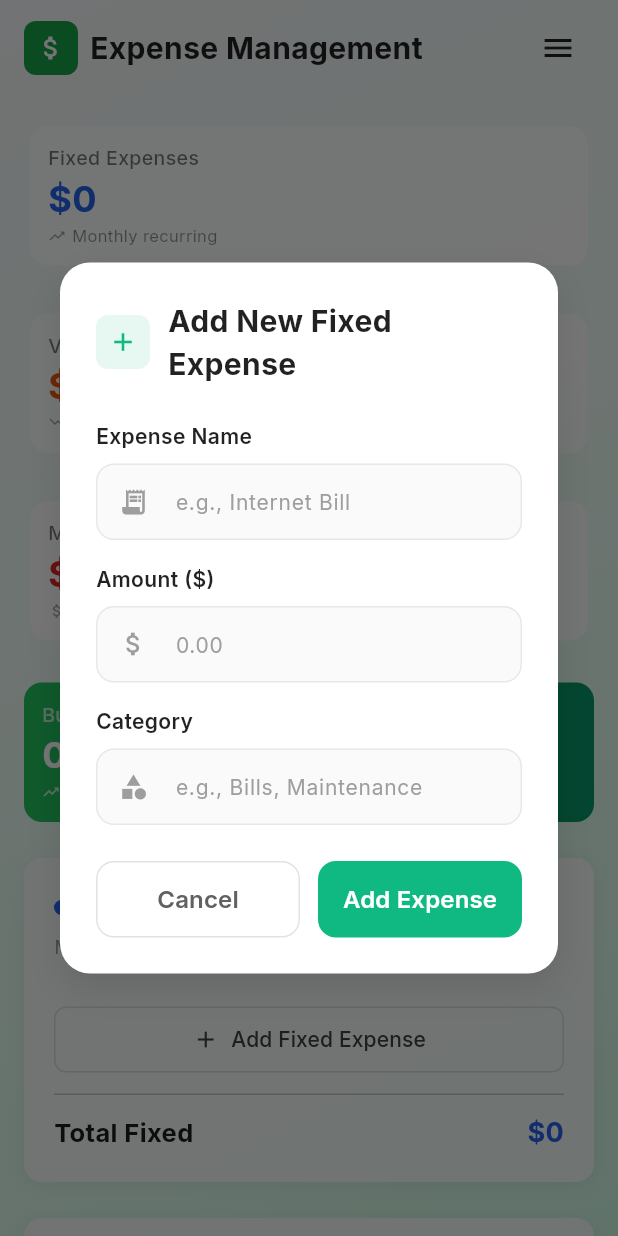
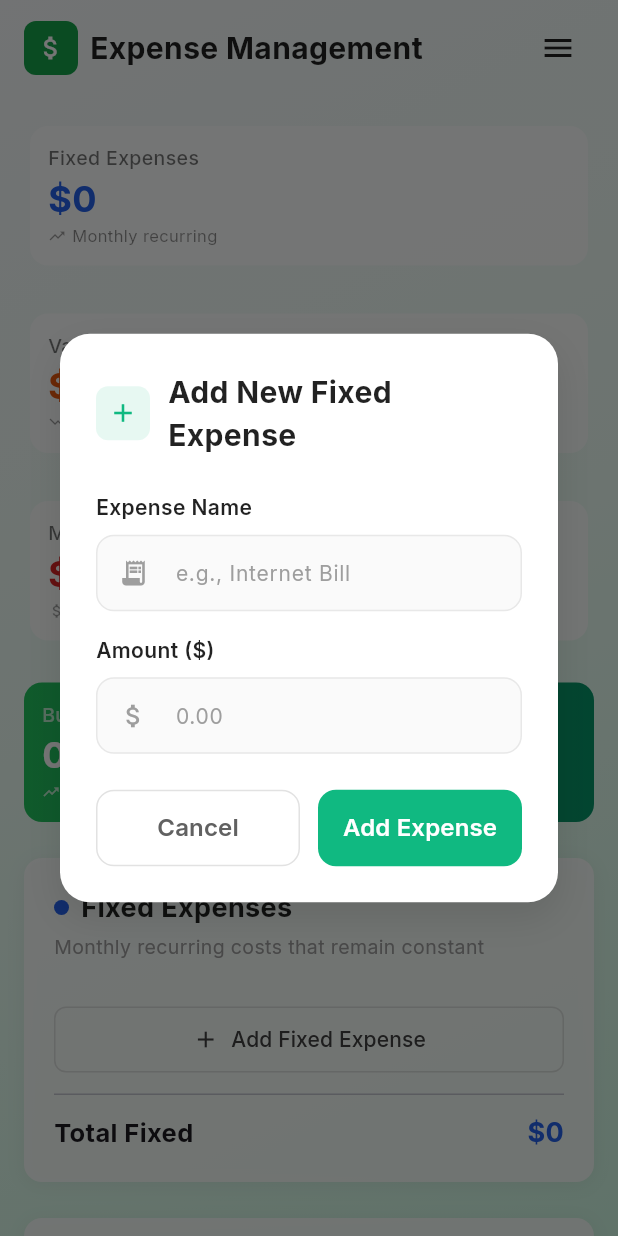
Before and after one commit to delgadjp/Raven-Nest, a Flutter app: the ExpensesScreen screen opened by its route, after a tap on "Add Fixed Expense", on a phone screen of 412 x 824 dp. Run offline on Flutter 3.47's test engine with Material 3 defaults, Android fonts, the phone set to English and light mode, and no system bars; our stand-ins replace fl_chart, go_router, google_fonts, supabase_flutter; accounts and stored records are empty.

Commit message:
Expenses Connected.

```diff
--- a/lib/screens/expenses_screen.dart
+++ b/lib/screens/expenses_screen.dart
@@ -10,7 +10,6 @@ class ExpensesScreen extends StatefulWidget {
 class _ExpensesScreenState extends State<ExpensesScreen> {
   List<Map<String, dynamic>> fixedExpenses = [];
   List<Map<String, dynamic>> variableExpenses = [];
-  List<Map<String, dynamic>> expenseCategories = [];
   double fixedTotal = 0.0;
   double variableTotal = 0.0;
   double budgetUtilization = 0.0;
@@ -34,7 +33,6 @@ class _ExpensesScreenState extends State<ExpensesScreen> {
     try {
       // Load all data concurrently
       final results = await Future.wait([
-        ExpensesService.getExpenseCategories(),
         ExpensesService.getFixedExpenses(),
         ExpensesService.getVariableExpenses(),
         ExpensesService.getFixedExpensesTotal(),
@@ -43,16 +41,15 @@ class _ExpensesScreenState extends State<ExpensesScreen> {
       ]);
 
       setState(() {
-        expenseCategories = results[0] as List<Map<String, dynamic>>;
-        fixedExpenses = (results[1] as List<Map<String, dynamic>>)
+        fixedExpenses = (results[0] as List<Map<String, dynamic>>)
             .map((e) => ExpensesService.formatExpenseForUI(e))
             .toList();
-        variableExpenses = (results[2] as List<Map<String, dynamic>>)
+        variableExpenses = (results[1] as List<Map<String, dynamic>>)
             .map((e) => ExpensesService.formatExpenseForUI(e))
             .toList();
-        fixedTotal = results[3] as double;
-        variableTotal = results[4] as double;
-        budgetUtilization = results[5] as double;
+        fixedTotal = results[2] as double;
+        variableTotal = results[3] as double;
+        budgetUtilization = results[4] as double;
         isLoading = false;
       });
     } catch (e) {
@@ -230,22 +227,16 @@ class _ExpensesScreenState extends State<ExpensesScreen> {
   void _showAddExpenseDialog(bool isVariable) {
     final String title = isVariable ? 'Add New Variable Expense' : 'Add New Fixed Expense';
 
-    // Filter categories based on expense type
-    final filteredCategories = expenseCategories
-        .where((category) => category['is_variable'] == isVariable)
-        .toList();
-
     showDialog(
       context: context,
       builder: (context) => GenericFormDialog(
         config: DialogConfigurations.addExpense(
           title: title,
-          categories: filteredCategories,
-          onAdd: (name, amount, categoryId) async {
+          onAdd: (name, amount) async {
             final success = await ExpensesService.addExpense(
               name: name,
               amount: amount,
-              categoryId: categoryId,
+              isVariable: isVariable,
             );
 
             if (success) {
@@ -263,9 +254,10 @@ class _ExpensesScreenState extends State<ExpensesScreen> {
             } else {
               if (mounted) {
                 ScaffoldMessenger.of(context).showSnackBar(
-                  const SnackBar(
-                    content: Text('Failed to add expense'),
+                  SnackBar(
+                    content: Text('Failed to add expense. Please ensure expense categories exist in the database.'),
                     backgroundColor: Colors.red,
+                    duration: const Duration(seconds: 4),
                   ),
                 );
               }
--- a/lib/services/expenses_service.dart
+++ b/lib/services/expenses_service.dart
@@ -3,95 +3,32 @@ import '../constants/app_exports.dart';
 class ExpensesService {
   static final _supabase = SupabaseService.client;
 
-  // Get all expense categories
-  static Future<List<Map<String, dynamic>>> getExpenseCategories() async {
-    try {
-      final response = await _supabase
-          .from('expense_categories')
-          .select('*')
-          .order('name');
-
-      return List<Map<String, dynamic>>.from(response);
-    } catch (e) {
-      print('Error fetching expense categories: $e');
-      return [];
-    }
-  }
-
-  // Get fixed expenses (categories where is_variable = false)
+  // Get fixed expenses (where is_variable = false)
   static Future<List<Map<String, dynamic>>> getFixedExpenses() async {
     try {
-      // First get fixed expense categories
-      final categories = await _supabase
-          .from('expense_categories')
-          .select('id, name')
-          .eq('is_variable', false);
-
-      if (categories.isEmpty) return [];
-
-      final categoryIds = categories.map((cat) => cat['id']).toList();
-
-      // Then get expenses for those categories
       final expenses = await _supabase
           .from('expenses')
           .select('*')
-          .inFilter('category_id', categoryIds)
+          .eq('is_variable', false)
           .order('created_at', ascending: false);
 
-      // Enrich expenses with category information
-      List<Map<String, dynamic>> enrichedExpenses = [];
-      for (var expense in expenses) {
-        final category = categories.firstWhere(
-          (cat) => cat['id'] == expense['category_id'],
-          orElse: () => {'name': 'Unknown Category'},
-        );
-
-        Map<String, dynamic> enrichedExpense = Map<String, dynamic>.from(expense);
-        enrichedExpense['category'] = category;
-        enrichedExpenses.add(enrichedExpense);
-      }
-
-      return enrichedExpenses;
+      return List<Map<String, dynamic>>.from(expenses);
     } catch (e) {
       print('Error fetching fixed expenses: $e');
       return [];
     }
   }
 
-  // Get variable expenses (categories where is_variable = true)
+  // Get variable expenses (where is_variable = true)
   static Future<List<Map<String, dynamic>>> getVariableExpenses() async {
     try {
-      // First get variable expense categories
-      final categories = await _supabase
-          .from('expense_categories')
-          .select('id, name')
-          .eq('is_variable', true);
-
-      if (categories.isEmpty) return [];
-
-      final categoryIds = categories.map((cat) => cat['id']).toList();
-
-      // Then get expenses for those categories
       final expenses = await _supabase
           .from('expenses')
           .select('*')
-          .inFilter('category_id', categoryIds)
+          .eq('is_variable', true)
           .order('created_at', ascending: false);
 
-      // Enrich expenses with category information
-      List<Map<String, dynamic>> enrichedExpenses = [];
-      for (var expense in expenses) {
-        final category = categories.firstWhere(
-          (cat) => cat['id'] == expense['category_id'],
-          orElse: () => {'name': 'Unknown Category'},
-        );
-
-        Map<String, dynamic> enrichedExpense = Map<String, dynamic>.from(expense);
-        enrichedExpense['category'] = category;
-        enrichedExpenses.add(enrichedExpense);
-      }
-
-      return enrichedExpenses;
+      return List<Map<String, dynamic>>.from(expenses);
     } catch (e) {
       print('Error fetching variable expenses: $e');
       return [];
@@ -104,21 +41,10 @@ class ExpensesService {
       final currentMonth = month ?? DateTime.now().month;
       final currentYear = year ?? DateTime.now().year;
 
-      // First get fixed expense categories
-      final categories = await _supabase
-          .from('expense_categories')
-          .select('id')
-          .eq('is_variable', false);
-
-      if (categories.isEmpty) return 0.0;
-
-      final categoryIds = categories.map((cat) => cat['id']).toList();
-
-      // Then get expenses for those categories for the specified month/year
       final response = await _supabase
           .from('expenses')
           .select('amount')
-          .inFilter('category_id', categoryIds)
+          .eq('is_variable', false)
           .eq('month', currentMonth)
           .eq('year', currentYear);
 
@@ -143,21 +69,10 @@ class ExpensesService {
       final currentMonth = month ?? DateTime.now().month;
       final currentYear = year ?? DateTime.now().year;
 
-      // First get variable expense categories
-      final categories = await _supabase
-          .from('expense_categories')
-          .select('id')
-          .eq('is_variable', true);
-
-      if (categories.isEmpty) return 0.0;
-
-      final categoryIds = categories.map((cat) => cat['id']).toList();
-
-      // Then get expenses for those categories for the specified month/year
       final response = await _supabase
           .from('expenses')
           .select('amount')
-          .inFilter('category_id', categoryIds)
+          .eq('is_variable', true)
           .eq('month', currentMonth)
           .eq('year', currentYear);
 
@@ -180,7 +95,7 @@ class ExpensesService {
   static Future<bool> addExpense({
     required String name,
     required double amount,
-    required String categoryId,
+    required bool isVariable,
     String? bookingId,
     DateTime? date,
   }) async {
@@ -190,7 +105,7 @@ class ExpensesService {
       await _supabase.from('expenses').insert({
         'name': name,
         'amount': amount,
-        'category_id': categoryId,
+        'is_variable': isVariable,
         'booking_id': bookingId,
         'date': expenseDate.toIso8601String().split('T')[0], // YYYY-MM-DD format
         'month': expenseDate.month,
@@ -254,32 +169,12 @@ class ExpensesService {
   }
 
   // Get budget utilization percentage
+  // Note: Budget functionality temporarily disabled as budget_amount column doesn't exist
   static Future<double> getBudgetUtilization([int? month, int? year]) async {
     try {
-      final currentMonth = month ?? DateTime.now().month;
-      final currentYear = year ?? DateTime.now().year;
-
-      // Get total budget from categories
-      final categoriesResponse = await _supabase
-          .from('expense_categories')
-          .select('budget');
-
-      double totalBudget = 0.0;
-      for (final category in categoriesResponse) {
-        final budget = category['budget'];
-        if (budget != null) {
-          totalBudget += (budget is int) ? budget.toDouble() : (budget as num).toDouble();
-        }
-      }
-
-      if (totalBudget == 0) return 0.0;
-
-      // Get total expenses for the month
-      final fixedTotal = await getFixedExpensesTotal(currentMonth, currentYear);
-      final variableTotal = await getVariableExpensesTotal(currentMonth, currentYear);
-      final totalExpenses = fixedTotal + variableTotal;
-
-      return (totalExpenses / totalBudget) * 100;
+      // For now, return 0% utilization since there's no budget column in the schema
+      // You can implement budget logic later if needed
+      return 0.0;
     } catch (e) {
       print('Error calculating budget utilization: $e');
       return 0.0;
--- a/lib/widgets/generic_dialogs/dialog_configurations.dart
+++ b/lib/widgets/generic_dialogs/dialog_configurations.dart
@@ -1,3 +1,4 @@
+import 'package:flutter/services.dart';
 import '../../constants/app_exports.dart';
 
 class DialogConfigurations {
@@ -73,25 +74,9 @@ class DialogConfigurations {
   // Add Expense Dialog Configuration
   static DialogConfig addExpense({
     required String title,
-    required Function(String name, double amount, String categoryId) onAdd,
+    required Function(String name, double amount) onAdd,
     List<Map<String, dynamic>>? categories,
   }) {
-    // If categories are provided, use dropdown, otherwise use text field
-    final categoryField = categories != null && categories.isNotEmpty
-        ? DialogField(
-            key: 'category',
-            label: 'Category',
-            hintText: 'Select a category',
-            icon: Icons.category,
-            dropdownItems: categories.map((cat) => cat['name'] as String).toList(),
-          )
-        : const DialogField(
-            key: 'category',
-            label: 'Category',
-            hintText: 'e.g., Bills, Maintenance',
-            icon: Icons.category,
-          );
-
     return DialogConfig(
       title: title,
       headerIcon: Icons.add,
@@ -104,29 +89,20 @@ class DialogConfigurations {
           hintText: 'e.g., Internet Bill',
           icon: Icons.receipt_long,
         ),
-        const DialogField(
+        DialogField(
           key: 'amount',
           label: 'Amount (\$)',
           hintText: '0.00',
           icon: Icons.attach_money,
-          keyboardType: TextInputType.number,
+          keyboardType: TextInputType.numberWithOptions(decimal: true),
+          inputFormatters: [
+            FilteringTextInputFormatter.allow(RegExp(r'^\d*\.?\d{0,2}')),
+          ],
         ),
-        categoryField,
       ],
       onSubmit: (values) {
         final amount = double.tryParse(values['amount']!) ?? 0;
-
-        // If categories are provided, find the ID of the selected category
-        String categoryId = values['category']!;
-        if (categories != null && categories.isNotEmpty) {
-          final selectedCategory = categories.firstWhere(
-            (cat) => cat['name'] == values['category'],
-            orElse: () => {'id': values['category']!},
-          );
-          categoryId = selectedCategory['id'] as String;
-        }
-
-        onAdd(values['name']!, amount, categoryId);
+        onAdd(values['name']!, amount);
       },
     );
   }
--- a/lib/widgets/generic_dialogs/generic_form_dialog.dart
+++ b/lib/widgets/generic_dialogs/generic_form_dialog.dart
@@ -1,4 +1,5 @@
 import 'package:flutter/material.dart';
+import 'package:flutter/services.dart';
 
 class DialogField {
   final String key;
@@ -8,6 +9,7 @@ class DialogField {
   final TextInputType? keyboardType;
   final bool isRequired;
   final List<String>? dropdownItems; // Add dropdown items support
+  final List<TextInputFormatter>? inputFormatters; // Add input formatters support
 
   const DialogField({
     required this.key,
@@ -17,6 +19,7 @@ class DialogField {
     this.keyboardType,
     this.isRequired = true,
     this.dropdownItems,
+    this.inputFormatters,
   });
 }
 
@@ -400,6 +403,7 @@ class _GenericFormDialogState extends State<GenericFormDialog> {
           child: TextField(
             controller: controller,
             keyboardType: field.keyboardType,
+            inputFormatters: field.inputFormatters,
             decoration: InputDecoration(
               hintText: field.hintText,
               hintStyle: TextStyle(
```
Also changed, not shown: 1 other file.
